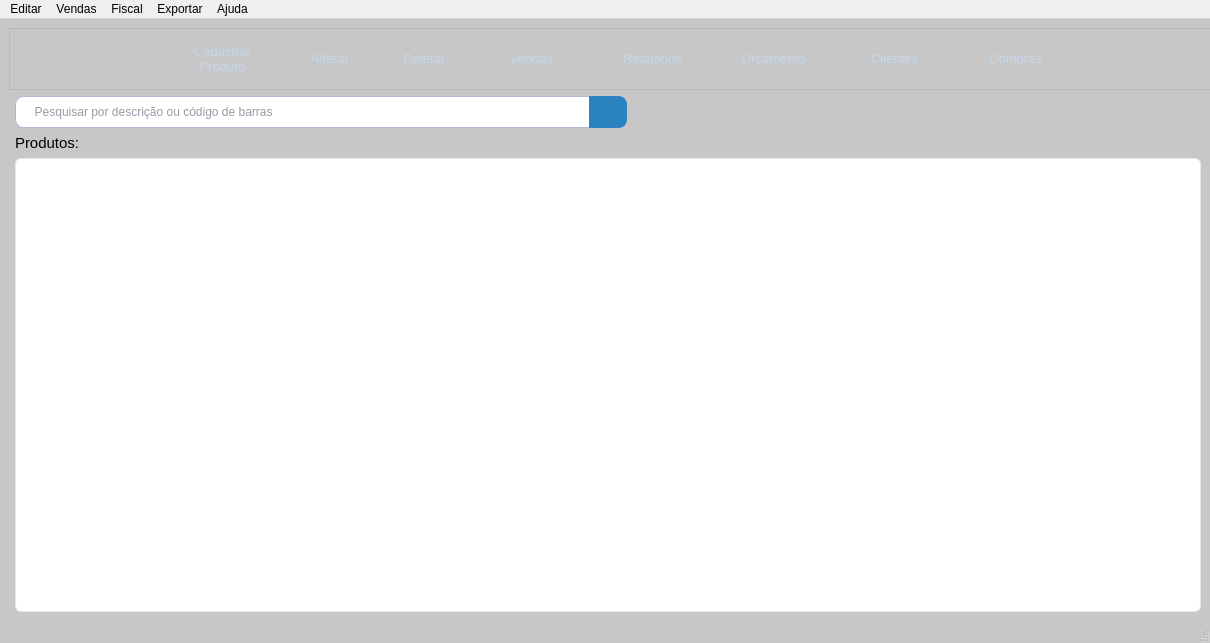
Above: src/mainwindow.ui from GabR36/QEstoqueLoja before the change. Below: the same form after it.
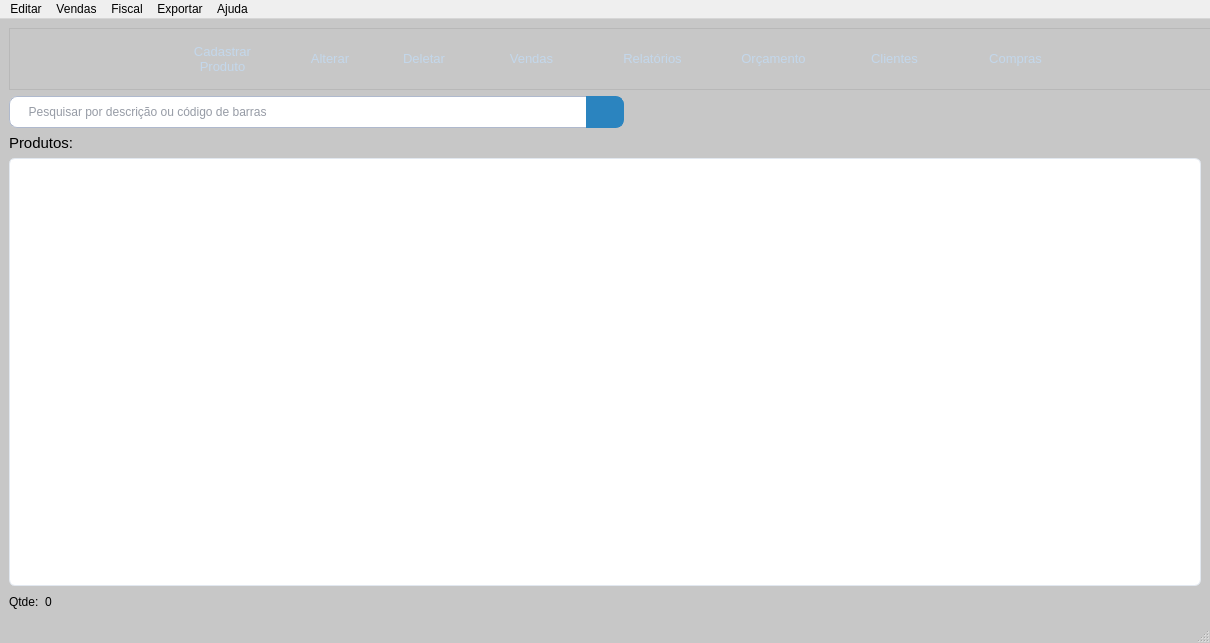
That is the form after the change. Icons and pictures are not drawn. Custom widgets are drawn as their Qt base class.

What changed in the file:
```diff
--- a/src/mainwindow.ui
+++ b/src/mainwindow.ui
@@ -109,7 +109,7 @@
   </property>
   <widget class="QWidget" name="centralwidget">
    <layout class="QGridLayout" name="gridLayout">
-    <item row="0" column="0" colspan="2">
+    <item row="0" column="0">
      <widget class="QFrame" name="frameHeaderBar">
       <property name="sizePolicy">
        <sizepolicy hsizetype="Minimum" vsizetype="Minimum">
@@ -512,9 +512,7 @@
       </widget>
      </widget>
     </item>
-    <item row="2" column="1">
-     <layout class="QVBoxLayout" name="verticalLayout_2">
-      <item>
+    <item row="1" column="0">
        <layout class="QHBoxLayout" name="horizontalLayout_6">
         <property name="spacing">
          <number>0</number>
@@ -623,7 +621,7 @@
         </item>
        </layout>
       </item>
-      <item>
+    <item row="2" column="0">
        <widget class="QLabel" name="label">
         <property name="styleSheet">
          <string notr="true">font: 700 9pt &quot;Segoe UI&quot;; font-size: 15px;</string>
@@ -633,7 +631,7 @@
         </property>
        </widget>
       </item>
-      <item>
+    <item row="3" column="0">
        <widget class="QTableView" name="Tview_Produtos">
         <property name="minimumSize">
          <size>
@@ -684,6 +682,39 @@
          <bool>false</bool>
         </attribute>
        </widget>
+    </item>
+    <item row="4" column="0">
+     <layout class="QHBoxLayout" name="horizontalLayout_2">
+      <item>
+       <layout class="QHBoxLayout" name="horizontalLayout">
+        <item>
+         <widget class="QLabel" name="label_2">
+          <property name="text">
+           <string>Qtde:</string>
+          </property>
+         </widget>
+        </item>
+        <item>
+         <widget class="QLabel" name="Lbl_catalog_qtde">
+          <property name="text">
+           <string>0</string>
+          </property>
+         </widget>
+        </item>
+       </layout>
+      </item>
+      <item>
+       <spacer name="horizontalSpacer_2">
+        <property name="orientation">
+         <enum>Qt::Orientation::Horizontal</enum>
+        </property>
+        <property name="sizeHint" stdset="0">
+         <size>
+          <width>40</width>
+          <height>20</height>
+         </size>
+        </property>
+       </spacer>
       </item>
      </layout>
     </item>
```
Lines whose indentation alone changed are shown as unchanged.
